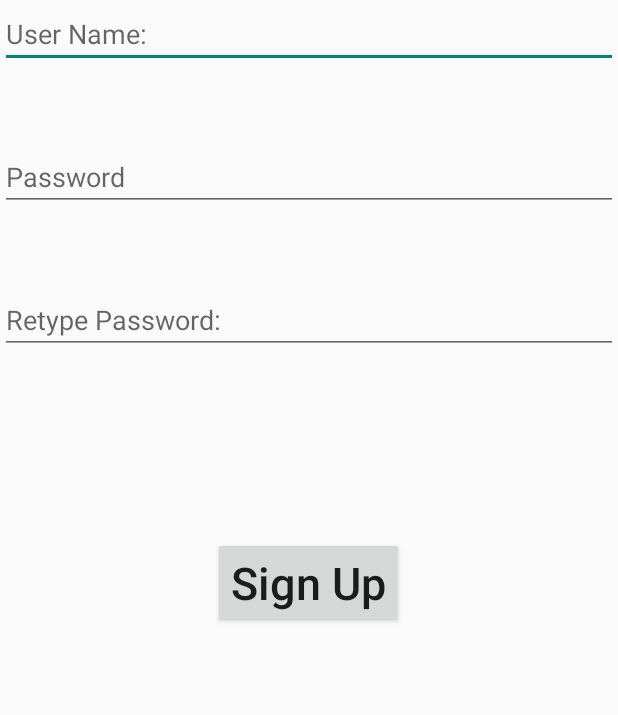
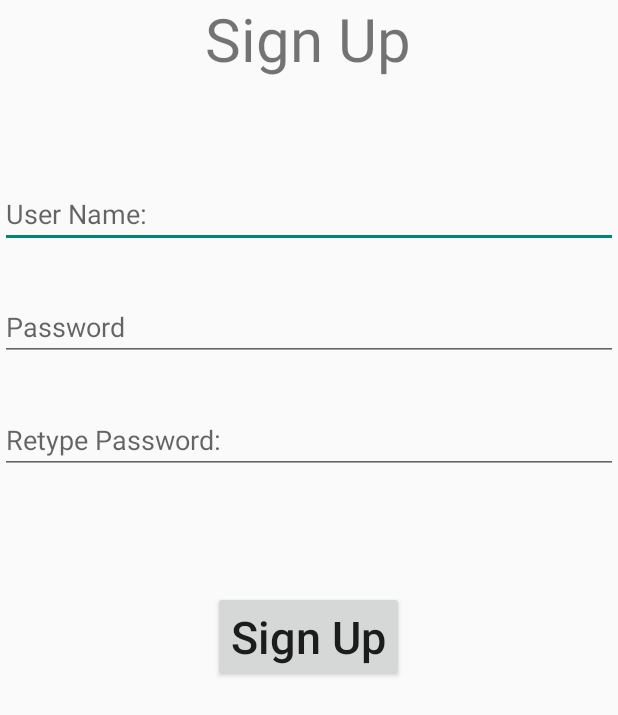
Before and after one commit to TomerReiner/TicTacToe, an Android app: the layout custom_sign_up_dialog.xml on its own in the app's theme, with its tools: preview values and no code run, on a phone screen of 412 x 824 dp. Shown: the top 715 px of the screen. Run offline under Robolectric (Android 15) with nearby library versions, the phone set to English and light mode, and no system bars.

Commit message:
Beta version of Tic Tac Toe game

```diff
--- a/app/src/main/res/layout/custom_sign_up_dialog.xml
+++ b/app/src/main/res/layout/custom_sign_up_dialog.xml
@@ -6,14 +6,29 @@
     android:layout_width="match_parent"
     android:layout_height="match_parent">
 
+    <TextView
+        android:id="@+id/textView"
+        android:layout_width="wrap_content"
+        android:layout_height="wrap_content"
+        android:layout_marginBottom="68dp"
+        android:text="Sign Up"
+        android:textAllCaps="false"
+        android:textSize="40sp"
+        app:layout_constraintBottom_toTopOf="@+id/etSignUpUsername"
+        app:layout_constraintEnd_toEndOf="parent"
+        app:layout_constraintHorizontal_bias="0.498"
+        app:layout_constraintStart_toStartOf="parent" />
+
     <EditText
         android:id="@+id/etSignUpUsername"
         android:layout_width="match_parent"
         android:layout_height="wrap_content"
+        android:layout_marginTop="120dp"
         android:ems="10"
         android:hint="User Name:"
         android:inputType="textPersonName"
         app:layout_constraintEnd_toEndOf="parent"
+        app:layout_constraintHorizontal_bias="0.0"
         app:layout_constraintStart_toStartOf="parent"
         app:layout_constraintTop_toTopOf="parent" />
 
@@ -21,12 +36,12 @@
         android:id="@+id/etSignUpPassword"
         android:layout_width="match_parent"
         android:layout_height="wrap_content"
-        android:layout_marginTop="50dp"
+        android:layout_marginTop="30dp"
         android:ems="10"
         android:hint="Password"
         android:inputType="textPassword"
         app:layout_constraintEnd_toEndOf="parent"
-        app:layout_constraintHorizontal_bias="0.497"
+        app:layout_constraintHorizontal_bias="0.0"
         app:layout_constraintStart_toStartOf="parent"
         app:layout_constraintTop_toBottomOf="@+id/etSignUpUsername" />
 
@@ -34,11 +49,12 @@
         android:id="@+id/etSignUpRetypePassword"
         android:layout_width="match_parent"
         android:layout_height="wrap_content"
-        android:layout_marginTop="50dp"
+        android:layout_marginTop="30dp"
         android:ems="10"
         android:hint="Retype Password:"
         android:inputType="textPassword"
         app:layout_constraintEnd_toEndOf="parent"
+        app:layout_constraintHorizontal_bias="0.0"
         app:layout_constraintStart_toStartOf="parent"
         app:layout_constraintTop_toBottomOf="@+id/etSignUpPassword" />
 
@@ -54,7 +70,9 @@
         app:layout_constraintHorizontal_bias="0.498"
         app:layout_constraintStart_toStartOf="parent"
         app:layout_constraintTop_toBottomOf="@+id/etSignUpRetypePassword"
-        app:layout_constraintVertical_bias="0.231" />
+        app:layout_constraintVertical_bias="0.174" />
+
+
 
 
 </androidx.constraintlayout.widget.ConstraintLayout>
```
Also changed, not shown: app/src/main/java/com/example/tictactoe/MainActivity.java (+6 -2 lines), app/src/main/res/layout/activity_main.xml (+8 -2 lines), app/src/main/res/layout/custom_log_in_dialog.xml (+20 -4 lines).
